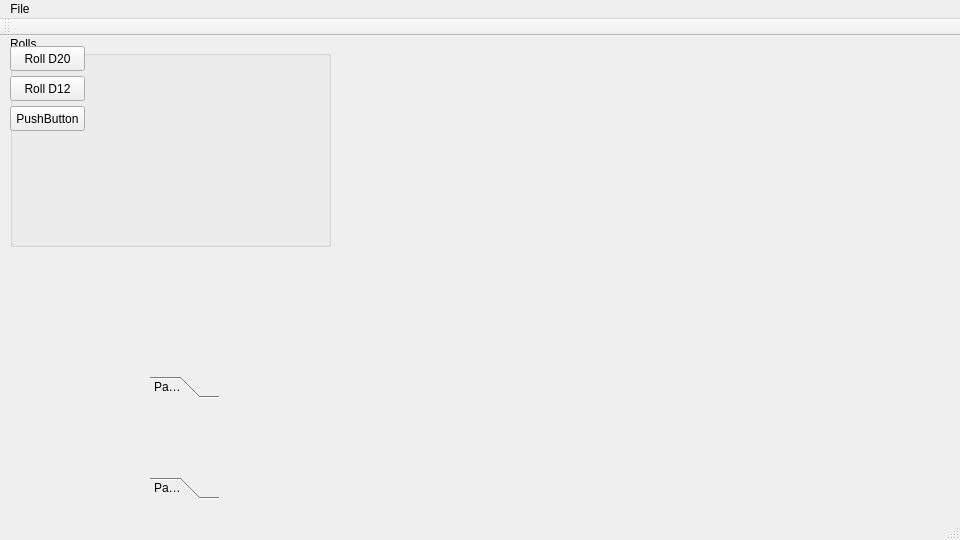
Qt form mainwindow.ui (CasperTheCat/DnDice) before a commit.
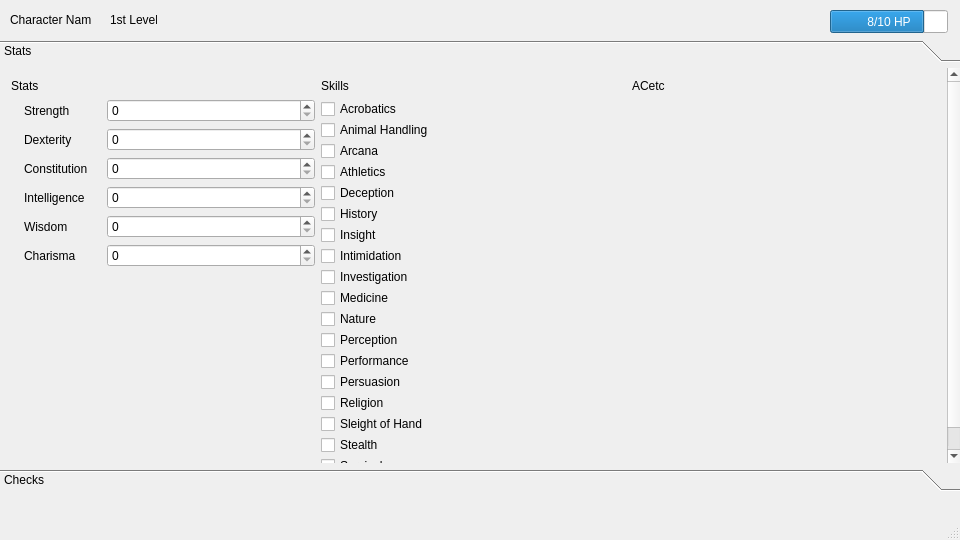
The same form after that commit.

Commit message: Layout Blocked out

```diff
--- a/mainwindow.ui
+++ b/mainwindow.ui
@@ -10,140 +10,343 @@
     <height>540</height>
    </rect>
   </property>
+  <property name="minimumSize">
+   <size>
+    <width>960</width>
+    <height>540</height>
+   </size>
+  </property>
   <property name="windowTitle">
    <string>DnDice</string>
   </property>
   <property name="autoFillBackground">
    <bool>false</bool>
   </property>
-  <property name="styleSheet">
-   <string notr="true"/>
-  </property>
   <widget class="QWidget" name="centralWidget">
-   <widget class="QPushButton" name="d20Roll">
+   <widget class="QToolBox" name="gridToolBox">
     <property name="geometry">
      <rect>
-      <x>10</x>
-      <y>10</y>
-      <width>75</width>
-      <height>25</height>
-     </rect>
-    </property>
-    <property name="text">
-     <string>Roll D20</string>
-    </property>
-   </widget>
-   <widget class="QLabel" name="d20Label">
-    <property name="geometry">
-     <rect>
-      <x>95</x>
-      <y>10</y>
-      <width>25</width>
-      <height>25</height>
-     </rect>
-    </property>
-    <property name="text">
-     <string/>
-    </property>
-   </widget>
-   <widget class="QPushButton" name="d12Roll">
-    <property name="geometry">
-     <rect>
-      <x>10</x>
+      <x>0</x>
       <y>40</y>
-      <width>75</width>
-      <height>25</height>
+      <width>961</width>
+      <height>451</height>
      </rect>
     </property>
-    <property name="text">
-     <string>Roll D12</string>
+    <property name="frameShape">
+     <enum>QFrame::NoFrame</enum>
     </property>
-   </widget>
-   <widget class="QLabel" name="d12Label">
-    <property name="geometry">
-     <rect>
-      <x>95</x>
-      <y>40</y>
-      <width>25</width>
-      <height>25</height>
-     </rect>
-    </property>
-    <property name="text">
-     <string/>
-    </property>
-   </widget>
-   <widget class="QPushButton" name="d10Roll">
-    <property name="geometry">
-     <rect>
-      <x>10</x>
-      <y>70</y>
-      <width>75</width>
-      <height>25</height>
-     </rect>
-    </property>
-    <property name="text">
-     <string>PushButton</string>
-    </property>
-   </widget>
-   <widget class="QGroupBox" name="groupBox">
-    <property name="geometry">
-     <rect>
-      <x>10</x>
-      <y>0</y>
-      <width>321</width>
-      <height>211</height>
-     </rect>
-    </property>
-    <property name="title">
-     <string>Rolls</string>
-    </property>
-   </widget>
-   <widget class="QToolBox" name="toolBox">
-    <property name="geometry">
-     <rect>
-      <x>150</x>
-      <y>340</y>
-      <width>69</width>
-      <height>123</height>
-     </rect>
-    </property>
-    <property name="currentIndex">
-     <number>0</number>
-    </property>
+    <widget class="QWidget" name="gridToolBoxPage1" native="true">
+     <attribute name="label">
+      <string>Stats</string>
+     </attribute>
+     <layout class="QGridLayout" name="gridLayout">
+      <item row="3" column="1">
+       <layout class="QVBoxLayout" name="skills_field">
+        <property name="spacing">
+         <number>1</number>
+        </property>
+        <item>
+         <widget class="QCheckBox" name="skills_acro">
+          <property name="text">
+           <string>Acrobatics</string>
+          </property>
+         </widget>
+        </item>
+        <item>
+         <widget class="QCheckBox" name="checkBox_2">
+          <property name="text">
+           <string>Animal Handling</string>
+          </property>
+         </widget>
+        </item>
+        <item>
+         <widget class="QCheckBox" name="checkBox_4">
+          <property name="text">
+           <string>Arcana</string>
+          </property>
+         </widget>
+        </item>
+        <item>
+         <widget class="QCheckBox" name="checkBox_3">
+          <property name="text">
+           <string>Athletics</string>
+          </property>
+         </widget>
+        </item>
+        <item>
+         <widget class="QCheckBox" name="checkBox_5">
+          <property name="text">
+           <string>Deception</string>
+          </property>
+         </widget>
+        </item>
+        <item>
+         <widget class="QCheckBox" name="checkBox_6">
+          <property name="text">
+           <string>History</string>
+          </property>
+         </widget>
+        </item>
+        <item>
+         <widget class="QCheckBox" name="checkBox_7">
+          <property name="text">
+           <string>Insight</string>
+          </property>
+         </widget>
+        </item>
+        <item>
+         <widget class="QCheckBox" name="checkBox_8">
+          <property name="text">
+           <string>Intimidation</string>
+          </property>
+         </widget>
+        </item>
+        <item>
+         <widget class="QCheckBox" name="checkBox_9">
+          <property name="text">
+           <string>Investigation</string>
+          </property>
+         </widget>
+        </item>
+        <item>
+         <widget class="QCheckBox" name="skills_medicine">
+          <property name="text">
+           <string>Medicine</string>
+          </property>
+         </widget>
+        </item>
+        <item>
+         <widget class="QCheckBox" name="skills_nature">
+          <property name="text">
+           <string>Nature</string>
+          </property>
+         </widget>
+        </item>
+        <item>
+         <widget class="QCheckBox" name="skills_perception">
+          <property name="text">
+           <string>Perception</string>
+          </property>
+         </widget>
+        </item>
+        <item>
+         <widget class="QCheckBox" name="skills_performance">
+          <property name="text">
+           <string>Performance</string>
+          </property>
+         </widget>
+        </item>
+        <item>
+         <widget class="QCheckBox" name="skills_persuasion">
+          <property name="text">
+           <string>Persuasion</string>
+          </property>
+         </widget>
+        </item>
+        <item>
+         <widget class="QCheckBox" name="checkBox_15">
+          <property name="text">
+           <string>Religion</string>
+          </property>
+         </widget>
+        </item>
+        <item>
+         <widget class="QCheckBox" name="checkBox_16">
+          <property name="text">
+           <string>Sleight of Hand</string>
+          </property>
+         </widget>
+        </item>
+        <item>
+         <widget class="QCheckBox" name="checkBox_17">
+          <property name="text">
+           <string>Stealth</string>
+          </property>
+         </widget>
+        </item>
+        <item>
+         <widget class="QCheckBox" name="checkBox_18">
+          <property name="text">
+           <string>Survival</string>
+          </property>
+         </widget>
+        </item>
+       </layout>
+      </item>
+      <item row="1" column="0">
+       <widget class="QLabel" name="stat_label">
+        <property name="maximumSize">
+         <size>
+          <width>16777215</width>
+          <height>30</height>
+         </size>
+        </property>
+        <property name="text">
+         <string>Stats</string>
+        </property>
+       </widget>
+      </item>
+      <item row="1" column="1">
+       <widget class="QLabel" name="skills_label">
+        <property name="text">
+         <string>Skills</string>
+        </property>
+       </widget>
+      </item>
+      <item row="3" column="0">
+       <layout class="QFormLayout" name="stat_fields">
+        <item row="0" column="0">
+         <widget class="QLabel" name="label_stat_str">
+          <property name="styleSheet">
+           <string notr="true">padding-left:10px; padding-right:10px;</string>
+          </property>
+          <property name="frameShape">
+           <enum>QFrame::NoFrame</enum>
+          </property>
+          <property name="frameShadow">
+           <enum>QFrame::Plain</enum>
+          </property>
+          <property name="lineWidth">
+           <number>3</number>
+          </property>
+          <property name="text">
+           <string>Strength</string>
+          </property>
+         </widget>
+        </item>
+        <item row="0" column="1">
+         <widget class="QSpinBox" name="spin_stat_str"/>
+        </item>
+        <item row="1" column="0">
+         <widget class="QLabel" name="label_stat_dex">
+          <property name="styleSheet">
+           <string notr="true">padding-left:10px; padding-right:10px;</string>
+          </property>
+          <property name="text">
+           <string>Dexterity</string>
+          </property>
+         </widget>
+        </item>
+        <item row="1" column="1">
+         <widget class="QSpinBox" name="spin_stat_dex"/>
+        </item>
+        <item row="2" column="0">
+         <widget class="QLabel" name="label_stat_con">
+          <property name="styleSheet">
+           <string notr="true">padding-left:10px; padding-right:10px;</string>
+          </property>
+          <property name="text">
+           <string>Constitution</string>
+          </property>
+         </widget>
+        </item>
+        <item row="2" column="1">
+         <widget class="QSpinBox" name="spin_stat_con"/>
+        </item>
+        <item row="3" column="0">
+         <widget class="QLabel" name="label_stat_int">
+          <property name="styleSheet">
+           <string notr="true">padding-left:10px; padding-right:10px;</string>
+          </property>
+          <property name="text">
+           <string>Intelligence</string>
+          </property>
+         </widget>
+        </item>
+        <item row="3" column="1">
+         <widget class="QSpinBox" name="spin_stat_int"/>
+        </item>
+        <item row="4" column="0">
+         <widget class="QLabel" name="label_stat_wis">
+          <property name="styleSheet">
+           <string notr="true">padding-left:10px; padding-right:10px;</string>
+          </property>
+          <property name="text">
+           <string>Wisdom</string>
+          </property>
+         </widget>
+        </item>
+        <item row="4" column="1">
+         <widget class="QSpinBox" name="spin_stat_wis"/>
+        </item>
+        <item row="5" column="0">
+         <widget class="QLabel" name="label_stat_cha">
+          <property name="styleSheet">
+           <string notr="true">padding-left:10px; padding-right:10px;</string>
+          </property>
+          <property name="text">
+           <string>Charisma</string>
+          </property>
+         </widget>
+        </item>
+        <item row="5" column="1">
+         <widget class="QSpinBox" name="spin_stat_cha"/>
+        </item>
+       </layout>
+      </item>
+      <item row="1" column="2">
+       <widget class="QLabel" name="ac_label">
+        <property name="text">
+         <string>ACetc</string>
+        </property>
+       </widget>
+      </item>
+      <item row="3" column="2">
+       <layout class="QFormLayout" name="ac_fields"/>
+      </item>
+     </layout>
+    </widget>
     <widget class="QWidget" name="page">
-     <property name="geometry">
-      <rect>
-       <x>0</x>
-       <y>0</y>
-       <width>69</width>
-       <height>69</height>
-      </rect>
-     </property>
      <attribute name="label">
-      <string>Page 1</string>
+      <string>Checks</string>
      </attribute>
     </widget>
-    <widget class="QWidget" name="page_2">
-     <property name="geometry">
-      <rect>
-       <x>0</x>
-       <y>0</y>
-       <width>69</width>
-       <height>69</height>
-      </rect>
-     </property>
-     <attribute name="label">
-      <string>Page 2</string>
-     </attribute>
-    </widget>
    </widget>
-   <zorder>d12Label</zorder>
-   <zorder>groupBox</zorder>
-   <zorder>d10Roll</zorder>
-   <zorder>d20Label</zorder>
-   <zorder>d20Roll</zorder>
-   <zorder>d12Roll</zorder>
-   <zorder>toolBox</zorder>
+   <widget class="QLabel" name="label">
+    <property name="geometry">
+     <rect>
+      <x>10</x>
+      <y>10</y>
+      <width>81</width>
+      <height>20</height>
+     </rect>
+    </property>
+    <property name="text">
+     <string>Character Name</string>
+    </property>
+   </widget>
+   <widget class="QLabel" name="label_2">
+    <property name="geometry">
+     <rect>
+      <x>110</x>
+      <y>10</y>
+      <width>47</width>
+      <height>20</height>
+     </rect>
+    </property>
+    <property name="text">
+     <string>1st Level</string>
+    </property>
+   </widget>
+   <widget class="QProgressBar" name="progressBar">
+    <property name="geometry">
+     <rect>
+      <x>830</x>
+      <y>10</y>
+      <width>118</width>
+      <height>23</height>
+     </rect>
+    </property>
+    <property name="maximum">
+     <number>10</number>
+    </property>
+    <property name="value">
+     <number>8</number>
+    </property>
+    <property name="format">
+     <string>%v/%m HP</string>
+    </property>
+   </widget>
   </widget>
   <widget class="QMenuBar" name="menuBar">
    <property name="geometry">
@@ -154,20 +357,6 @@
      <height>21</height>
     </rect>
    </property>
-   <widget class="QMenu" name="menuFile">
-    <property name="title">
-     <string>File</string>
-    </property>
-   </widget>
-   <addaction name="menuFile"/>
-  </widget>
-  <widget class="QToolBar" name="mainToolBar">
-   <attribute name="toolBarArea">
-    <enum>TopToolBarArea</enum>
-   </attribute>
-   <attribute name="toolBarBreak">
-    <bool>false</bool>
-   </attribute>
   </widget>
   <widget class="QStatusBar" name="statusBar"/>
  </widget>
```
The commit also changes 2 other files.
